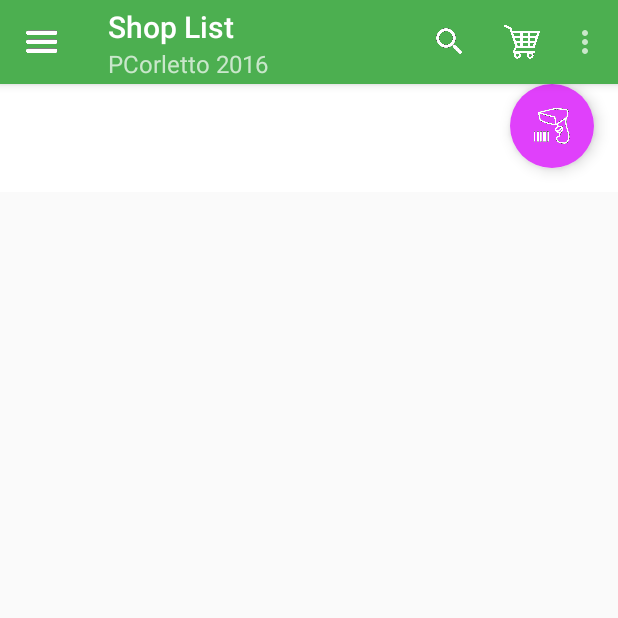
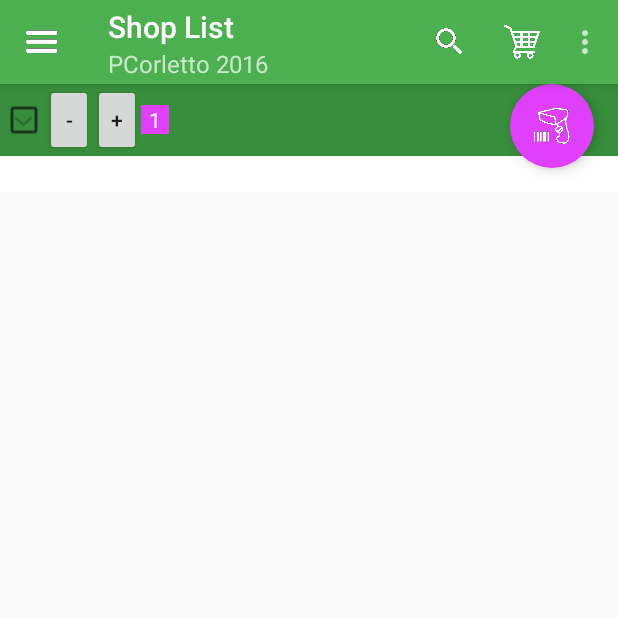
Before and after one commit to pcorletto/ShoppingApp, an Android app: the DisplayListActivity screen opened directly, with no data from a screen before it, on a phone screen of 412 x 824 dp, the top half of it. Run offline under Robolectric (Android 15) with nearby library versions, the phone set to English and light mode, and no system bars.

Commit message:
5th commit: Added plus and minus buttons on  list group xml to increase or decrease the product quantity

```diff
--- a/app/src/main/AndroidManifest.xml
+++ b/app/src/main/AndroidManifest.xml
@@ -23,6 +23,7 @@
         <activity
             android:name=".ui.DisplayListActivity"
             android:label="@string/title_activity_display_list"
+            android:screenOrientation="portrait"
             android:parentActivityName=".ui.MainActivity">
             <meta-data
                 android:name="android.support.PARENT_ACTIVITY"
@@ -31,6 +32,7 @@
         <activity
             android:name=".ui.DisplayCartActivity"
             android:label="@string/title_activity_display_cart"
+            android:screenOrientation="portrait"
             android:parentActivityName=".ui.MainActivity">
             <meta-data
                 android:name="android.support.PARENT_ACTIVITY"
@@ -39,6 +41,7 @@
         <activity
             android:name=".ui.ScanActivity"
             android:label="@string/title_activity_store_dummy"
+            android:screenOrientation="portrait"
             android:parentActivityName=".ui.MainActivity">
             <meta-data
                 android:name="android.support.PARENT_ACTIVITY"
--- a/app/src/main/java/com/example/android/shoppingapp3/adapters/ExpandableListAdapter.java
+++ b/app/src/main/java/com/example/android/shoppingapp3/adapters/ExpandableListAdapter.java
@@ -1,15 +1,19 @@
 package com.example.android.shoppingapp3.adapters;
 
 import android.content.Context;
+import android.database.sqlite.SQLiteDatabase;
 import android.graphics.Typeface;
 import android.view.LayoutInflater;
 import android.view.View;
 import android.view.ViewGroup;
 import android.widget.BaseExpandableListAdapter;
+import android.widget.Button;
+import android.widget.CheckBox;
 import android.widget.TextView;
 
 import com.example.android.shoppingapp3.R;
 import com.example.android.shoppingapp3.model.ShoppingItem;
+import com.example.android.shoppingapp3.model.ShoppingListDbHelper;
 
 import java.text.DecimalFormat;
 import java.util.HashMap;
@@ -25,6 +29,9 @@ public class ExpandableListAdapter extends BaseExpandableListAdapter {
     private List<ShoppingItem> _listDataHeader; // header titles
     // child data in format of header title, child title
     private HashMap<ShoppingItem, List<ShoppingItem>> _listDataChild;
+
+    ShoppingListDbHelper shoppingListDbHelper;
+    SQLiteDatabase sqLiteDatabase;
 
     public ExpandableListAdapter(Context context, List<ShoppingItem> listDataHeader,
                                  HashMap<ShoppingItem, List<ShoppingItem>> listChildData) {
@@ -70,8 +77,8 @@ public class ExpandableListAdapter extends BaseExpandableListAdapter {
     }
 
     @Override
-    public View getGroupView(int groupPosition, boolean isExpanded, View convertView, ViewGroup parent) {
-        ShoppingItem headerTitle = (ShoppingItem) getGroup(groupPosition);
+    public View getGroupView(final int groupPosition, boolean isExpanded, View convertView, final ViewGroup parent) {
+        final ShoppingItem headerTitle = (ShoppingItem) getGroup(groupPosition);
         if (convertView == null) {
             LayoutInflater inflater = (LayoutInflater) this._context
                     .getSystemService(Context.LAYOUT_INFLATER_SERVICE);
@@ -79,7 +86,7 @@ public class ExpandableListAdapter extends BaseExpandableListAdapter {
 
         }
 
-        TextView quantityTextView = (TextView) convertView.
+        final TextView quantityTextView = (TextView) convertView.
                 findViewById(R.id.quantityTextView);
         quantityTextView.setText(headerTitle.getQuantity()+"");
 
@@ -87,6 +94,48 @@ public class ExpandableListAdapter extends BaseExpandableListAdapter {
                 .findViewById(R.id.lblListHeader);
         lblListHeader.setTypeface(null, Typeface.BOLD);
         lblListHeader.setText(headerTitle.getProductName());
+
+        CheckBox checkBox = (CheckBox) convertView.findViewById(R.id.checkBox);
+
+        Button increaseButton = (Button) convertView.findViewById(R.id.increaseButton);
+        Button decreaseButton = (Button) convertView.findViewById(R.id.decreaseButton);
+
+        increaseButton.setOnClickListener(new View.OnClickListener() {
+            @Override
+            public void onClick(View v) {
+                int newQuantity = headerTitle.getQuantity();
+                newQuantity++;
+                headerTitle.setQuantity(newQuantity);
+                quantityTextView.setText(newQuantity+"");
+
+                double newSubtotal = newQuantity * headerTitle.getItemPrice();
+
+                // Update quantity and subtotal in SQLite DB...
+                updateSubtotal(headerTitle.getProductName(), newQuantity+"", newSubtotal+"");
+
+
+            }
+        });
+
+        decreaseButton.setOnClickListener(new View.OnClickListener() {
+            @Override
+            public void onClick(View v) {
+                int newQuantity = headerTitle.getQuantity();
+                newQuantity--;
+                if(newQuantity==0){
+                    newQuantity=1;
+                }
+                headerTitle.setQuantity(newQuantity);
+                quantityTextView.setText(newQuantity+"");
+
+                double newSubtotal = newQuantity * headerTitle.getItemPrice();
+
+                // Update quantity and subtotal in SQLite DB...
+                updateSubtotal(headerTitle.getProductName(), newQuantity+"", newSubtotal+"");
+
+
+            }
+        });
 
         return convertView;
     }
@@ -120,7 +169,7 @@ public class ExpandableListAdapter extends BaseExpandableListAdapter {
 
         holder.quantityTextView.setText(childText.getQuantity()+"");
         holder.itemPriceTextView.setText(df.format(childText.getItemPrice()));
-        holder.subtotalTextView.setText(df.format(childText.getSubtotal()));
+        holder.subtotalTextView.setText(df.format(childText.getQuantity()*childText.getItemPrice()));
         holder.categoryTextView.setText(childText.getCategory());
         holder.lastDatePurchasedTextView.setText(childText.getLastDatePurchased());
         holder.priorityTextView.setText(childText.getPriority()+"");
@@ -140,6 +189,15 @@ public class ExpandableListAdapter extends BaseExpandableListAdapter {
 
     }
 
+    public void updateSubtotal(String productName, String quantity, String subtotal){
+
+        shoppingListDbHelper = new ShoppingListDbHelper(_context.getApplicationContext());
+        sqLiteDatabase = shoppingListDbHelper.getWritableDatabase();
+
+        int count = shoppingListDbHelper.updateSubtotal(productName, quantity, subtotal, sqLiteDatabase);
+
+    }
+
     @Override
     public boolean isChildSelectable(int groupPosition, int childPosition) {
         return true;
--- a/app/src/main/res/layout/list_group.xml
+++ b/app/src/main/res/layout/list_group.xml
@@ -1,32 +1,55 @@
 <?xml version="1.0" encoding="utf-8"?>
 <LinearLayout xmlns:android="http://schemas.android.com/apk/res/android"
-              android:orientation="horizontal"
-              android:padding="8dp"
+              android:orientation="vertical"
               android:background="@color/ColorPrimaryDark"
               android:layout_width="fill_parent"
               android:layout_height="wrap_content">
-
+    <LinearLayout
+        android:layout_width="match_parent"
+        android:layout_height="wrap_content"
+        android:orientation="horizontal">
 
         <CheckBox
-        android:layout_width="wrap_content"
+            android:layout_width="30dp"
             android:layout_height="wrap_content"
             android:id="@+id/checkBox"
             android:focusable="false"/>
 
+        <Button
+            style="?android:attr/buttonStyleSmall"
+            android:layout_width="32dp"
+            android:layout_height="match_parent"
+            android:text="@string/minus_button_label"
+            android:focusable="false"
+            android:id="@+id/decreaseButton"/>
+
+        <Button
+            style="?android:attr/buttonStyleSmall"
+            android:layout_width="32dp"
+            android:layout_height="wrap_content"
+            android:text="@string/plus_button_label"
+            android:focusable="false"
+            android:id="@+id/increaseButton"/>
+
         <TextView
             android:layout_width="wrap_content"
             android:layout_height="wrap_content"
+            android:paddingLeft="@dimen/small_padding"
+            android:paddingRight="@dimen/small_padding"
             android:id="@+id/quantityTextView"
             android:focusable="false"
             android:text="99"
-        android:textColor="@android:color/white"/>
+            android:textColor="@android:color/white"
+            android:background="@color/ColorAccent"/>
 
         <TextView
             android:id="@+id/lblListHeader"
-        android:layout_width="fill_parent"
+            android:layout_width="match_parent"
             android:layout_height="wrap_content"
-        android:paddingLeft="?android:attr/expandableListPreferredItemPaddingLeft"
-        android:textSize="17sp"
+            android:textSize="12sp"
             android:textColor="#ffffff"/>
 
         </LinearLayout>
+
+
+</LinearLayout>
--- a/app/src/main/res/layout/list_item.xml
+++ b/app/src/main/res/layout/list_item.xml
@@ -77,7 +77,7 @@
         android:layout_width="match_parent"
         android:layout_height="wrap_content"
         android:orientation="horizontal"
-        android:gravity="center_horizontal">
+        >
 
         <TextView
             android:layout_width="wrap_content"
@@ -98,7 +98,7 @@
         android:layout_width="match_parent"
         android:layout_height="wrap_content"
         android:orientation="horizontal"
-        android:gravity="center_horizontal">
+        >
 
         <TextView
             android:layout_width="wrap_content"
```
Also changed, not shown: app/src/main/java/com/example/android/shoppingapp3/ui/ScanActivity.java (+3 -9 lines), app/src/main/res/layout/activity_scan.xml (+14 -4 lines). Lines whose indentation alone changed are shown as unchanged.
